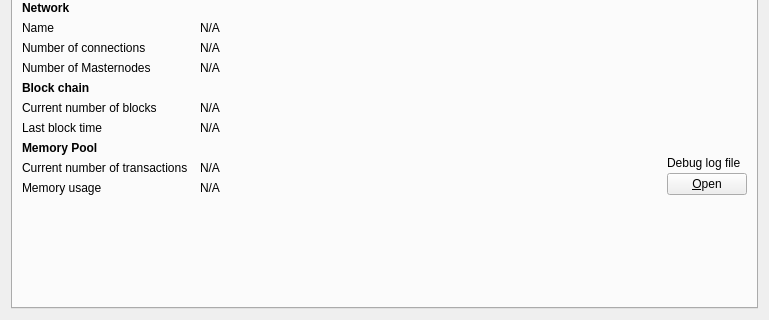
The window that src/qt/forms/debugwindow.ui (Argoneum/argoneum) describes before a commit, drawn with Qt 5; both pictures show x 0 to 769 and y 165 to 485 of the 769 by 485 pixel window.
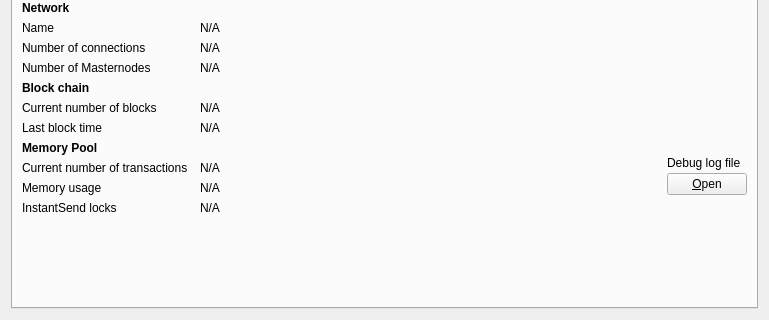
The same window after the commit. Icons and pictures are not drawn. Custom widgets are drawn as their Qt base class.

Diff of the .ui file:
```diff
--- a/src/qt/forms/debugwindow.ui
+++ b/src/qt/forms/debugwindow.ui
@@ -408,6 +408,20 @@
          </property>
         </spacer>
        </item>
+       <item row="16" column="0">
+        <widget class="QLabel" name="labelInstantSendLockCount">
+         <property name="text">
+          <string>InstantSend locks</string>
+         </property>
+        </widget>
+       </item>
+       <item row="16" column="1">
+        <widget class="QLabel" name="instantSendLockCount">
+         <property name="text">
+          <string>N/A</string>
+         </property>
+        </widget>
+       </item>
       </layout>
      </widget>
      <widget class="QWidget" name="tab_console">
```
